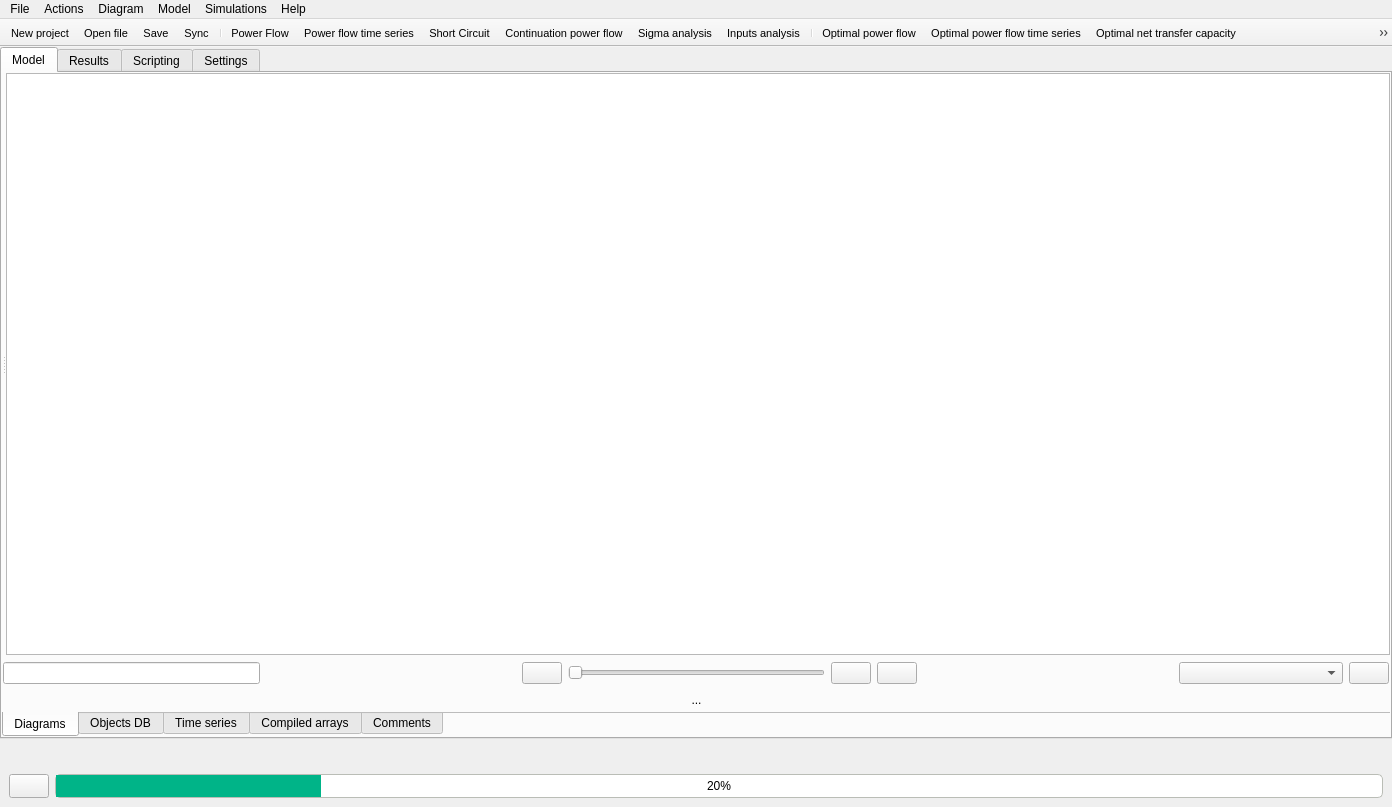
SanPen/GridCal, file src/GridCal/Gui/Main/MainWindow.ui: the form before one commit.
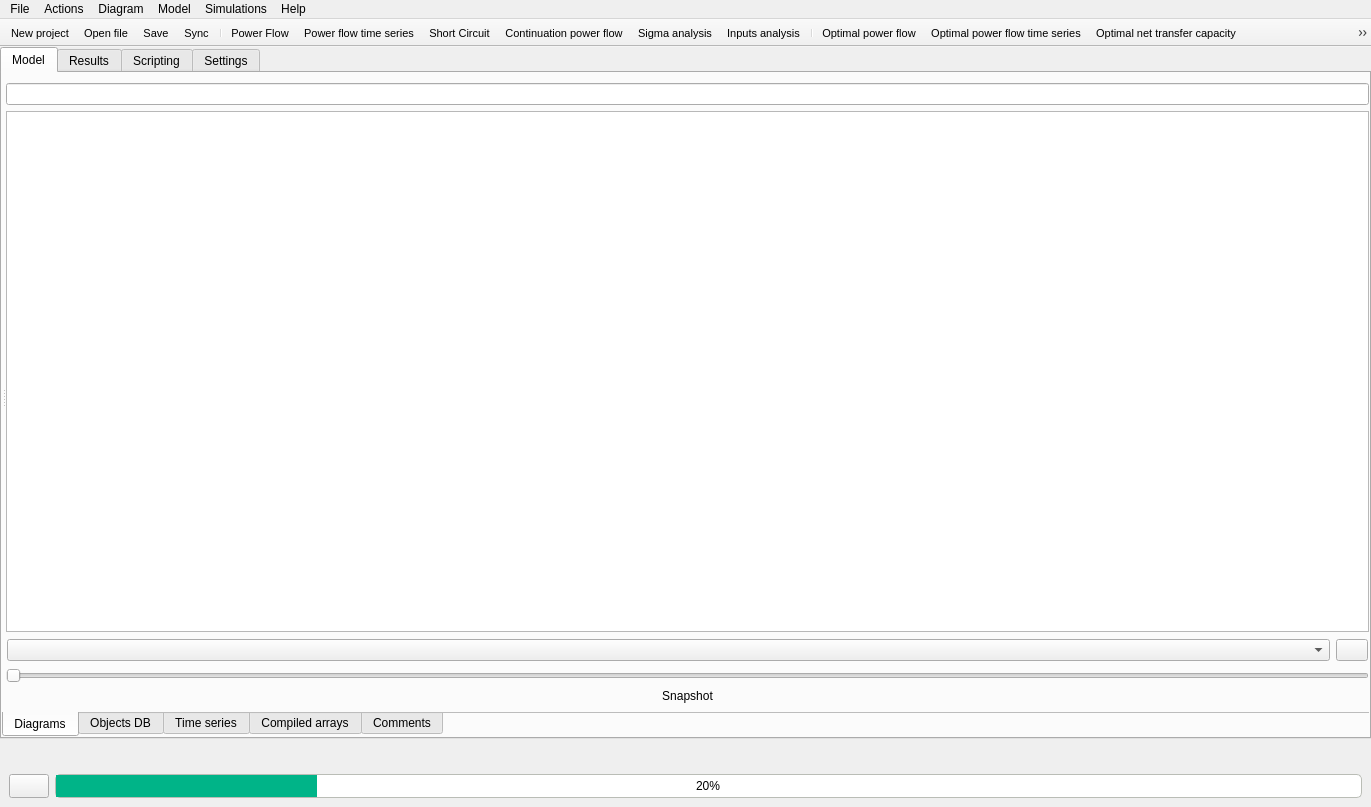
The form after the commit. Icons and pictures are not drawn.

Commit message: Made the ObjectsModel dependant of time Added time sliders

Diff of the .ui file:
```diff
--- a/src/GridCal/Gui/Main/MainWindow.ui
+++ b/src/GridCal/Gui/Main/MainWindow.ui
@@ -6,7 +6,7 @@
    <rect>
     <x>0</x>
     <y>0</y>
-    <width>1392</width>
+    <width>1371</width>
     <height>807</height>
    </rect>
   </property>
@@ -82,7 +82,7 @@
          <number>0</number>
         </property>
         <property name="topMargin">
-         <number>0</number>
+         <number>10</number>
         </property>
         <property name="rightMargin">
          <number>0</number>
@@ -205,6 +205,13 @@
                    <property name="bottomMargin">
                     <number>0</number>
                    </property>
+                   <item>
+                    <widget class="QLineEdit" name="grid_name_line_edit">
+                     <property name="toolTip">
+                      <string>Name of the grid model</string>
+                     </property>
+                    </widget>
+                   </item>
                    <item>
                     <widget class="QListView" name="diagramsListView">
                      <property name="toolTip">
@@ -212,10 +219,6 @@
                      </property>
                     </widget>
                    </item>
-                  </layout>
-                 </widget>
-                </widget>
-               </item>
                <item>
                 <widget class="QFrame" name="grid_colouring_frame">
                  <property name="maximumSize">
@@ -230,7 +233,7 @@
                  <property name="frameShadow">
                   <enum>QFrame::Raised</enum>
                  </property>
-                 <layout class="QGridLayout" name="gridLayout_20">
+                     <layout class="QHBoxLayout" name="horizontalLayout_30">
                   <property name="leftMargin">
                    <number>1</number>
                   </property>
@@ -243,97 +246,7 @@
                   <property name="bottomMargin">
                    <number>1</number>
                   </property>
-                  <item row="1" column="8">
-                   <widget class="QPushButton" name="view_previous_simulation_step_pushButton">
-                    <property name="toolTip">
-                     <string>Previous</string>
-                    </property>
-                    <property name="text">
-                     <string/>
-                    </property>
-                    <property name="icon">
-                     <iconset resource="icons.qrc">
-                      <normaloff>:/Icons/icons/prev.svg</normaloff>:/Icons/icons/prev.svg</iconset>
-                    </property>
-                   </widget>
-                  </item>
-                  <item row="1" column="0">
-                   <widget class="QLineEdit" name="grid_name_line_edit">
-                    <property name="toolTip">
-                     <string>Name of the grid model</string>
-                    </property>
-                   </widget>
-                  </item>
-                  <item row="2" column="9">
-                   <widget class="QLabel" name="schematic_step_label">
-                    <property name="font">
-                     <font>
-                      <pointsize>9</pointsize>
-                     </font>
-                    </property>
-                    <property name="text">
-                     <string>...</string>
-                    </property>
-                    <property name="alignment">
-                     <set>Qt::AlignCenter</set>
-                    </property>
-                   </widget>
-                  </item>
-                  <item row="1" column="12">
-                   <spacer name="horizontalSpacer_2">
-                    <property name="orientation">
-                     <enum>Qt::Horizontal</enum>
-                    </property>
-                    <property name="sizeType">
-                     <enum>QSizePolicy::MinimumExpanding</enum>
-                    </property>
-                    <property name="sizeHint" stdset="0">
-                     <size>
-                      <width>40</width>
-                      <height>20</height>
-                     </size>
-                    </property>
-                   </spacer>
-                  </item>
-                  <item row="1" column="9">
-                   <widget class="QSlider" name="simulation_results_step_slider">
-                    <property name="toolTip">
-                     <string>Simulation step</string>
-                    </property>
-                    <property name="orientation">
-                     <enum>Qt::Horizontal</enum>
-                    </property>
-                   </widget>
-                  </item>
-                  <item row="1" column="14">
-                   <widget class="QPushButton" name="colour_results_pushButton">
-                    <property name="toolTip">
-                     <string>Color the grid with the selected study</string>
-                    </property>
-                    <property name="text">
-                     <string/>
-                    </property>
-                    <property name="icon">
-                     <iconset resource="icons.qrc">
-                      <normaloff>:/Icons/icons/color_grid.svg</normaloff>:/Icons/icons/color_grid.svg</iconset>
-                    </property>
-                   </widget>
-                  </item>
-                  <item row="1" column="10">
-                   <widget class="QPushButton" name="view_next_simulation_step_pushButton">
-                    <property name="toolTip">
-                     <string>Next</string>
-                    </property>
-                    <property name="text">
-                     <string/>
-                    </property>
-                    <property name="icon">
-                     <iconset resource="icons.qrc">
-                      <normaloff>:/Icons/icons/next.svg</normaloff>:/Icons/icons/next.svg</iconset>
-                    </property>
-                   </widget>
-                  </item>
-                  <item row="1" column="13">
+                      <item>
                    <widget class="QComboBox" name="available_results_to_color_comboBox">
                     <property name="minimumSize">
                      <size>
@@ -346,37 +259,80 @@
                     </property>
                    </widget>
                   </item>
-                  <item row="1" column="1">
-                   <spacer name="horizontalSpacer_19">
-                    <property name="orientation">
-                     <enum>Qt::Horizontal</enum>
-                    </property>
-                    <property name="sizeType">
-                     <enum>QSizePolicy::MinimumExpanding</enum>
-                    </property>
-                    <property name="sizeHint" stdset="0">
+                      <item>
+                       <widget class="QPushButton" name="colour_results_pushButton">
+                        <property name="maximumSize">
                      <size>
-                      <width>40</width>
-                      <height>20</height>
-                     </size>
-                    </property>
-                   </spacer>
-                  </item>
-                  <item row="1" column="11">
-                   <widget class="QPushButton" name="editTimeIntervalButton">
+                          <width>32</width>
+                          <height>16777215</height>
+                         </size>
+                        </property>
                     <property name="toolTip">
-                     <string>Edit the start and end points of the simulations</string>
+                         <string>Color the grid with the selected study</string>
                     </property>
                     <property name="text">
                      <string/>
                     </property>
                     <property name="icon">
                      <iconset resource="icons.qrc">
-                      <normaloff>:/Icons/icons/edit.svg</normaloff>:/Icons/icons/edit.svg</iconset>
+                          <normaloff>:/Icons/icons/color_grid.svg</normaloff>:/Icons/icons/color_grid.svg</iconset>
                     </property>
                    </widget>
                   </item>
                  </layout>
+                    </widget>
+                   </item>
+                   <item>
+                    <widget class="QSlider" name="simulation_results_step_slider">
+                     <property name="toolTip">
+                      <string>Diagrams time slider</string>
+                     </property>
+                     <property name="orientation">
+                      <enum>Qt::Horizontal</enum>
+                     </property>
+                    </widget>
+                   </item>
+                   <item>
+                    <widget class="QLabel" name="schematic_step_label">
+                     <property name="font">
+                      <font>
+                       <pointsize>9</pointsize>
+                      </font>
+                     </property>
+                     <property name="text">
+                      <string>Snapshot</string>
+                     </property>
+                     <property name="alignment">
+                      <set>Qt::AlignCenter</set>
+                     </property>
+                    </widget>
+                   </item>
+                   <item>
+                    <widget class="QFrame" name="frame_2">
+                     <property name="frameShape">
+                      <enum>QFrame::NoFrame</enum>
+                     </property>
+                     <property name="frameShadow">
+                      <enum>QFrame::Raised</enum>
+                     </property>
+                     <layout class="QHBoxLayout" name="horizontalLayout_29">
+                      <property name="leftMargin">
+                       <number>6</number>
+                      </property>
+                      <property name="topMargin">
+                       <number>0</number>
+                      </property>
+                      <property name="rightMargin">
+                       <number>2</number>
+                      </property>
+                      <property name="bottomMargin">
+                       <number>2</number>
+                      </property>
+                     </layout>
+                    </widget>
+                   </item>
+                  </layout>
+                 </widget>
                 </widget>
                </item>
               </layout>
@@ -430,6 +386,47 @@
                 <item>
                  <widget class="QTreeView" name="dataStructuresTreeView"/>
                 </item>
+                <item>
+                 <widget class="QFrame" name="frame_69">
+                  <property name="frameShape">
+                   <enum>QFrame::NoFrame</enum>
+                  </property>
+                  <property name="frameShadow">
+                   <enum>QFrame::Raised</enum>
+                  </property>
+                  <layout class="QHBoxLayout" name="horizontalLayout_35">
+                   <property name="leftMargin">
+                    <number>0</number>
+                   </property>
+                   <property name="topMargin">
+                    <number>0</number>
+                   </property>
+                   <property name="rightMargin">
+                    <number>0</number>
+                   </property>
+                   <property name="bottomMargin">
+                    <number>0</number>
+                   </property>
+                   <item>
+                    <widget class="QSlider" name="db_step_slider">
+                     <property name="toolTip">
+                      <string>Database time slider</string>
+                     </property>
+                     <property name="orientation">
+                      <enum>Qt::Horizontal</enum>
+                     </property>
+                    </widget>
+                   </item>
+                  </layout>
+                 </widget>
+                </item>
+                <item>
+                 <widget class="QLabel" name="db_step_label">
+                  <property name="text">
+                   <string>Snapshot</string>
+                  </property>
+                 </widget>
+                </item>
                 <item>
                  <widget class="QFrame" name="frame_17">
                   <property name="frameShape">
@@ -8725,7 +8722,7 @@
     <rect>
      <x>0</x>
      <y>0</y>
-     <width>1392</width>
+     <width>1371</width>
      <height>22</height>
     </rect>
    </property>
@@ -8826,6 +8823,7 @@
     <addaction name="actionDetect_transformers"/>
     <addaction name="actionFind_node_groups"/>
     <addaction name="actionGrid_Reduction"/>
+    <addaction name="actionEdit_simulation_time_limits"/>
     <addaction name="actionProcess_topology"/>
     <addaction name="actionFuse_devices"/>
     <addaction name="actionre_index_time"/>
@@ -9911,6 +9909,15 @@
     <string>Process topology</string>
    </property>
   </action>
+  <action name="actionEdit_simulation_time_limits">
+   <property name="icon">
+    <iconset resource="icons.qrc">
+     <normaloff>:/Icons/icons/edit.svg</normaloff>:/Icons/icons/edit.svg</iconset>
+   </property>
+   <property name="text">
+    <string>Edit simulation time limits</string>
+   </property>
+  </action>
  </widget>
  <resources>
   <include location="icons.qrc"/>
```
Lines whose indentation alone changed are shown as unchanged. The commit also changes 20 other files.
